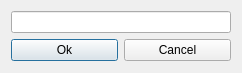
Qt form 文字识别API/文字识别 V0.5/subWindowui.ui (JifengLegend/Python-Study) before a commit.
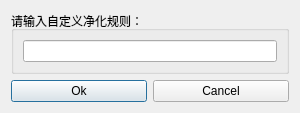
The same form after that commit.

What changed in the file:
```diff
--- a/文字识别API/文字识别 V0.5/subWindowui.ui
+++ b/文字识别API/文字识别 V0.5/subWindowui.ui
@@ -6,17 +6,14 @@
    <rect>
     <x>0</x>
     <y>0</y>
-    <width>242</width>
-    <height>73</height>
+    <width>300</width>
+    <height>108</height>
    </rect>
   </property>
   <property name="windowTitle">
    <string>Dialog</string>
   </property>
   <layout class="QGridLayout" name="gridLayout">
-   <item row="0" column="0" colspan="2">
-    <widget class="QLineEdit" name="lineEdit"/>
-   </item>
    <item row="1" column="0">
     <widget class="QPushButton" name="pushButton">
      <property name="text">
@@ -37,6 +34,18 @@
      </property>
     </widget>
    </item>
+   <item row="0" column="0" colspan="2">
+    <widget class="QGroupBox" name="groupBox">
+     <property name="title">
+      <string>请输入自定义净化规则：</string>
+     </property>
+     <layout class="QHBoxLayout" name="horizontalLayout">
+      <item>
+       <widget class="QLineEdit" name="lineEdit"/>
+      </item>
+     </layout>
+    </widget>
+   </item>
   </layout>
  </widget>
  <resources/>
```
